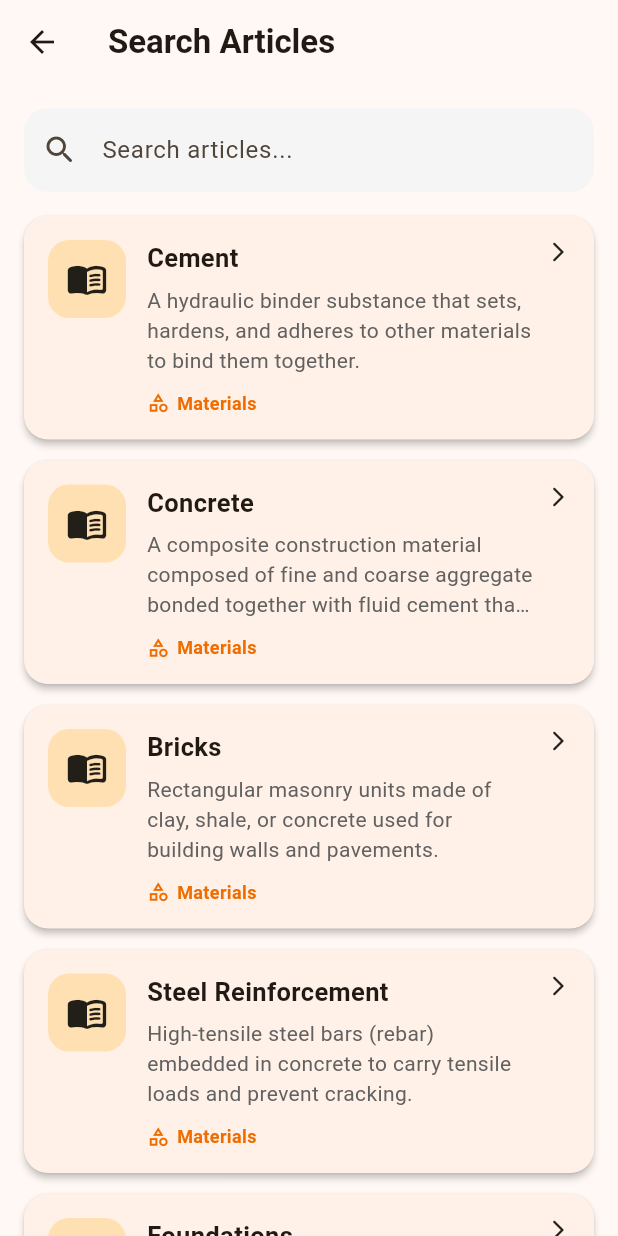
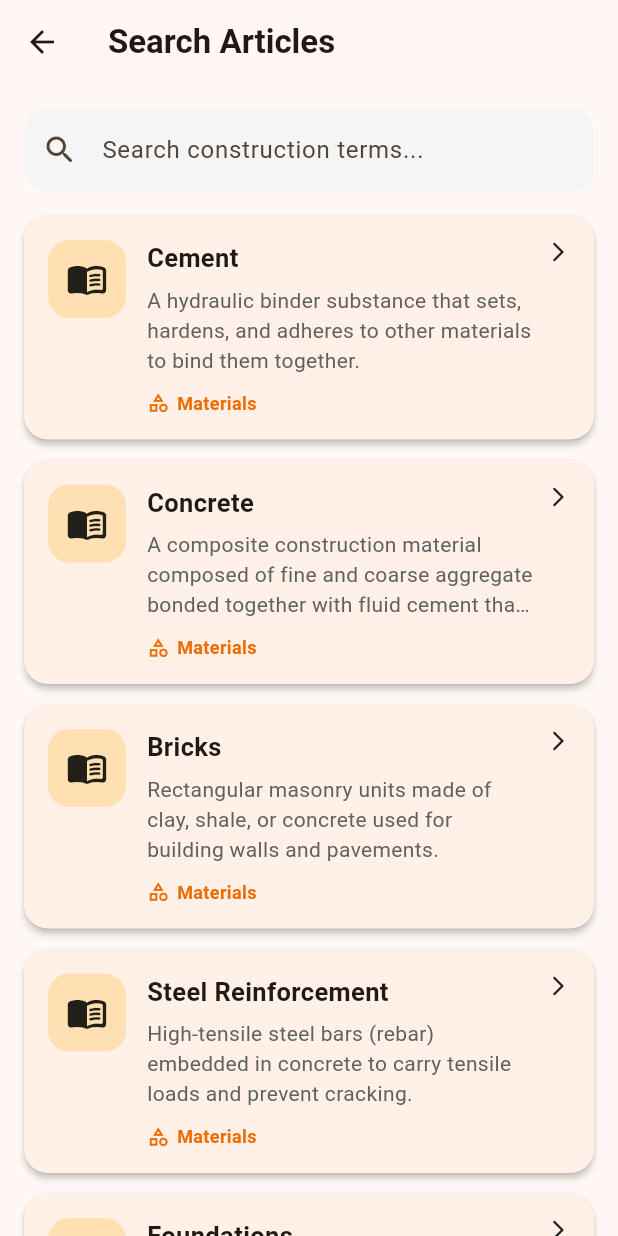
Before and after one commit to build-aayan1219/constropedia, a Flutter app: the SearchPage screen opened directly, on a phone screen of 412 x 824 dp. Run offline on Flutter 3.47's test engine with Material 3 defaults, Android fonts, the light colour scheme and no system bars; our stand-ins replace cloud_firestore, firebase_auth, firebase_core; accounts and stored records are empty.

Commit message:
feat: enhance search functionality to include description, content, and category filtering

```diff
--- a/lib/screens/search_page.dart
+++ b/lib/screens/search_page.dart
@@ -31,6 +31,56 @@ class _SearchPageState extends State<SearchPage> {
     });
   }
 
+  List<Article> filterArticles(List<Article> articles) {
+    if (searchText.isEmpty) {
+      return articles;
+    }
+
+    final results = articles.where((article) {
+      final title = article.title.toLowerCase();
+      final description = article.description.toLowerCase();
+      final content = article.content.toLowerCase();
+      final category = article.category.toLowerCase();
+
+      return title.contains(searchText) ||
+          description.contains(searchText) ||
+          content.contains(searchText) ||
+          category.contains(searchText);
+    }).toList();
+
+    // Exact title matches first.
+    results.sort((a, b) {
+      final aTitle = a.title.toLowerCase();
+      final bTitle = b.title.toLowerCase();
+
+      final aExact = aTitle == searchText;
+      final bExact = bTitle == searchText;
+
+      if (aExact && !bExact) {
+        return -1;
+      }
+
+      if (!aExact && bExact) {
+        return 1;
+      }
+
+      final aStarts = aTitle.startsWith(searchText);
+      final bStarts = bTitle.startsWith(searchText);
+
+      if (aStarts && !bStarts) {
+        return -1;
+      }
+
+      if (!aStarts && bStarts) {
+        return 1;
+      }
+
+      return aTitle.compareTo(bTitle);
+    });
+
+    return results;
+  }
+
   @override
   Widget build(BuildContext context) {
     return Scaffold(
@@ -44,10 +94,6 @@ class _SearchPageState extends State<SearchPage> {
       ),
       body: Column(
         children: [
-          // --------------------------------------------------
-          // SEARCH BAR
-          // --------------------------------------------------
-
           Padding(
             padding: const EdgeInsets.fromLTRB(
               16,
@@ -59,13 +105,13 @@ class _SearchPageState extends State<SearchPage> {
               controller: searchController,
               onChanged: performSearch,
               decoration: InputDecoration(
-                hintText: 'Search articles...',
+                hintText: 'Search construction terms...',
                 prefixIcon: const Icon(
                   Icons.search_rounded,
                 ),
                 suffixIcon: searchController.text.isNotEmpty
                     ? IconButton(
-                        tooltip: 'Clear',
+                        tooltip: 'Clear search',
                         onPressed: () {
                           searchController.clear();
 
@@ -95,15 +141,10 @@ class _SearchPageState extends State<SearchPage> {
             ),
           ),
 
-          // --------------------------------------------------
-          // ARTICLES
-          // --------------------------------------------------
-
           Expanded(
             child: StreamBuilder<List<Article>>(
               stream: firestoreService.getArticles(),
               builder: (context, snapshot) {
-                // Loading
                 if (snapshot.connectionState ==
                     ConnectionState.waiting) {
                   return const Center(
@@ -111,88 +152,17 @@ class _SearchPageState extends State<SearchPage> {
                   );
                 }
 
-                // Error
                 if (snapshot.hasError) {
-                  return Center(
-                    child: Padding(
-                      padding: const EdgeInsets.all(24),
-                      child: Column(
-                        mainAxisAlignment:
-                            MainAxisAlignment.center,
-                        children: [
-                          const Icon(
-                            Icons.error_outline_rounded,
-                            size: 55,
-                          ),
-                          const SizedBox(height: 16),
-                          const Text(
-                            'Unable to load articles',
-                            style: TextStyle(
-                              fontSize: 18,
-                              fontWeight: FontWeight.bold,
-                            ),
-                          ),
-                          const SizedBox(height: 8),
-                          Text(
-                            'Please check your internet connection and try again.',
-                            textAlign: TextAlign.center,
-                            style: TextStyle(
-                              color: Colors.grey.shade600,
-                            ),
-                          ),
-                        ],
-                      ),
-                    ),
+                  return _buildErrorState(
+                    snapshot.error.toString(),
                   );
                 }
 
                 final articles = snapshot.data ?? [];
+                final searchResults = filterArticles(articles);
 
-                // Title-only search
-                final searchResults = searchText.isEmpty
-                    ? articles
-                    : articles.where((article) {
-                        final title =
-                            article.title.toLowerCase();
-
-                        return title.contains(searchText);
-                      }).toList();
-
-                // No results
                 if (searchResults.isEmpty) {
-                  return Center(
-                    child: Padding(
-                      padding: const EdgeInsets.all(24),
-                      child: Column(
-                        mainAxisAlignment:
-                            MainAxisAlignment.center,
-                        children: [
-                          Icon(
-                            Icons.search_off_rounded,
-                            size: 65,
-                            color: Colors.orange.shade300,
-                          ),
-                          const SizedBox(height: 16),
-                          const Text(
-                            'No articles found',
-                            style: TextStyle(
-                              fontSize: 20,
-                              fontWeight: FontWeight.bold,
-                            ),
-                          ),
-                          const SizedBox(height: 8),
-                          Text(
-                            'Try searching with a different article title.',
-                            textAlign: TextAlign.center,
-                            style: TextStyle(
-                              fontSize: 14,
-                              color: Colors.grey.shade600,
-                            ),
-                          ),
-                        ],
-                      ),
-                    ),
-                  );
+                  return _buildEmptyState();
                 }
 
                 return ListView.builder(
@@ -206,6 +176,24 @@ class _SearchPageState extends State<SearchPage> {
                   itemBuilder: (context, index) {
                     final article = searchResults[index];
 
+                    return _buildArticleCard(
+                      context,
+                      article,
+                    );
+                  },
+                );
+              },
+            ),
+          ),
+        ],
+      ),
+    );
+  }
+
+  Widget _buildArticleCard(
+    BuildContext context,
+    Article article,
+  ) {
     return Card(
       elevation: 2,
       margin: const EdgeInsets.only(
@@ -229,16 +217,13 @@ class _SearchPageState extends State<SearchPage> {
         child: Padding(
           padding: const EdgeInsets.all(16),
           child: Row(
-                            crossAxisAlignment:
-                                CrossAxisAlignment.start,
+            crossAxisAlignment: CrossAxisAlignment.start,
             children: [
               Container(
-                                padding:
-                                    const EdgeInsets.all(12),
+                padding: const EdgeInsets.all(12),
                 decoration: BoxDecoration(
                   color: Colors.orange.shade100,
-                                  borderRadius:
-                                      BorderRadius.circular(14),
+                  borderRadius: BorderRadius.circular(14),
                 ),
                 child: const Icon(
                   Icons.menu_book_rounded,
@@ -257,8 +242,7 @@ class _SearchPageState extends State<SearchPage> {
                       article.title,
                       style: const TextStyle(
                         fontSize: 17,
-                                        fontWeight:
-                                            FontWeight.bold,
+                        fontWeight: FontWeight.bold,
                       ),
                     ),
 
@@ -267,13 +251,11 @@ class _SearchPageState extends State<SearchPage> {
                     Text(
                       article.description,
                       maxLines: 3,
-                                      overflow:
-                                          TextOverflow.ellipsis,
+                      overflow: TextOverflow.ellipsis,
                       style: TextStyle(
                         fontSize: 14,
                         height: 1.4,
-                                        color:
-                                            Colors.grey.shade700,
+                        color: Colors.grey.shade700,
                       ),
                     ),
 
@@ -284,18 +266,18 @@ class _SearchPageState extends State<SearchPage> {
                         Icon(
                           Icons.category_outlined,
                           size: 15,
-                                          color: Colors
-                                              .orange.shade800,
+                          color: Colors.orange.shade800,
                         ),
                         const SizedBox(width: 5),
-                                        Text(
+                        Expanded(
+                          child: Text(
                             article.category,
+                            overflow: TextOverflow.ellipsis,
                             style: TextStyle(
                               fontSize: 12,
-                                            fontWeight:
-                                                FontWeight.w600,
-                                            color: Colors
-                                                .orange.shade800,
+                              fontWeight: FontWeight.w600,
+                              color: Colors.orange.shade800,
+                            ),
                           ),
                         ),
                       ],
@@ -307,8 +289,7 @@ class _SearchPageState extends State<SearchPage> {
               const SizedBox(width: 8),
 
               const Icon(
-                                Icons
-                                    .arrow_forward_ios_rounded,
+                Icons.arrow_forward_ios_rounded,
                 size: 16,
               ),
             ],
@@ -316,13 +297,100 @@ class _SearchPageState extends State<SearchPage> {
         ),
       ),
     );
-                  },
-                );
-              },
+  }
+
+  Widget _buildEmptyState() {
+    return Center(
+      child: Padding(
+        padding: const EdgeInsets.all(24),
+        child: Column(
+          mainAxisAlignment: MainAxisAlignment.center,
+          children: [
+            Icon(
+              searchText.isEmpty
+                  ? Icons.menu_book_outlined
+                  : Icons.search_off_rounded,
+              size: 65,
+              color: Colors.orange.shade300,
+            ),
+
+            const SizedBox(height: 16),
+
+            Text(
+              searchText.isEmpty
+                  ? 'No articles available'
+                  : 'No articles found',
+              style: const TextStyle(
+                fontSize: 20,
+                fontWeight: FontWeight.bold,
+              ),
+            ),
+
+            const SizedBox(height: 8),
+
+            Text(
+              searchText.isEmpty
+                  ? 'There are no articles available yet.'
+                  : 'Try a different construction term.',
+              textAlign: TextAlign.center,
+              style: TextStyle(
+                fontSize: 14,
+                color: Colors.grey.shade600,
               ),
             ),
           ],
         ),
+      ),
+    );
+  }
+
+  Widget _buildErrorState(String error) {
+    return Center(
+      child: Padding(
+        padding: const EdgeInsets.all(24),
+        child: Column(
+          mainAxisAlignment: MainAxisAlignment.center,
+          children: [
+            const Icon(
+              Icons.error_outline_rounded,
+              size: 55,
+            ),
+
+            const SizedBox(height: 16),
+
+            const Text(
+              'Unable to load articles',
+              style: TextStyle(
+                fontSize: 18,
+                fontWeight: FontWeight.bold,
+              ),
+            ),
+
+            const SizedBox(height: 8),
+
+            Text(
+              error,
+              textAlign: TextAlign.center,
+              style: TextStyle(
+                fontSize: 13,
+                color: Colors.grey.shade600,
+              ),
+            ),
+
+            const SizedBox(height: 16),
+
+            ElevatedButton.icon(
+              onPressed: () {
+                setState(() {});
+              },
+              icon: const Icon(
+                Icons.refresh_rounded,
+              ),
+              label: const Text('Retry'),
+            ),
+          ],
+        ),
+      ),
     );
   }
 }
```
Lines whose indentation alone changed are shown as unchanged.
